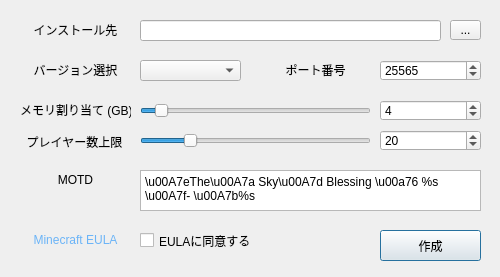
This is server.ui in 0kq-github/TSBTools as Qt 5 draws it before an edit. The edited form follows.
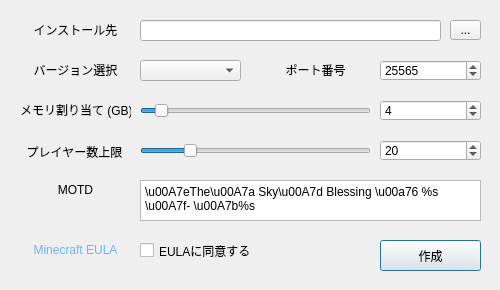
This is the edited form.

```diff
--- a/server.ui
+++ b/server.ui
@@ -7,9 +7,27 @@
     <x>0</x>
     <y>0</y>
     <width>500</width>
-    <height>277</height>
+    <height>290</height>
    </rect>
   </property>
+  <property name="sizePolicy">
+   <sizepolicy hsizetype="Fixed" vsizetype="Fixed">
+    <horstretch>0</horstretch>
+    <verstretch>0</verstretch>
+   </sizepolicy>
+  </property>
+  <property name="minimumSize">
+   <size>
+    <width>500</width>
+    <height>290</height>
+   </size>
+  </property>
+  <property name="maximumSize">
+   <size>
+    <width>500</width>
+    <height>290</height>
+   </size>
+  </property>
   <property name="windowTitle">
    <string>Dialog</string>
   </property>
@@ -153,7 +171,7 @@
    <property name="geometry">
     <rect>
      <x>140</x>
-     <y>230</y>
+     <y>240</y>
      <width>111</width>
      <height>21</height>
     </rect>
@@ -172,7 +190,7 @@
    <property name="geometry">
     <rect>
      <x>380</x>
-     <y>230</y>
+     <y>240</y>
      <width>101</width>
      <height>31</height>
     </rect>
@@ -185,7 +203,7 @@
    <property name="geometry">
     <rect>
      <x>19</x>
-     <y>132</y>
+     <y>142</y>
      <width>111</width>
      <height>21</height>
     </rect>
@@ -198,7 +216,7 @@
    <property name="geometry">
     <rect>
      <x>140</x>
-     <y>130</y>
+     <y>140</y>
      <width>231</width>
      <height>22</height>
     </rect>
@@ -217,7 +235,7 @@
    <property name="geometry">
     <rect>
      <x>380</x>
-     <y>130</y>
+     <y>140</y>
      <width>101</width>
      <height>21</height>
     </rect>
@@ -233,7 +251,7 @@
    <property name="geometry">
     <rect>
      <x>20</x>
-     <y>230</y>
+     <y>240</y>
      <width>111</width>
      <height>21</height>
     </rect>
@@ -249,7 +267,7 @@
    <property name="geometry">
     <rect>
      <x>20</x>
-     <y>170</y>
+     <y>180</y>
      <width>111</width>
      <height>21</height>
     </rect>
@@ -262,18 +280,17 @@
    <property name="geometry">
     <rect>
      <x>140</x>
-     <y>170</y>
+     <y>180</y>
      <width>341</width>
      <height>41</height>
     </rect>
    </property>
    <property name="html">
     <string>&lt;!DOCTYPE HTML PUBLIC &quot;-//W3C//DTD HTML 4.0//EN&quot; &quot;http://www.w3.org/TR/REC-html40/strict.dtd&quot;&gt;
-&lt;html&gt;&lt;head&gt;&lt;meta name=&quot;qrichtext&quot; content=&quot;1&quot; /&gt;&lt;meta charset=&quot;utf-8&quot; /&gt;&lt;style type=&quot;text/css&quot;&gt;
+&lt;html&gt;&lt;head&gt;&lt;meta name=&quot;qrichtext&quot; content=&quot;1&quot; /&gt;&lt;style type=&quot;text/css&quot;&gt;
 p, li { white-space: pre-wrap; }
-hr { height: 1px; border-width: 0; }
-&lt;/style&gt;&lt;/head&gt;&lt;body style=&quot; font-family:'Yu Gothic UI'; font-size:9pt; font-weight:400; font-style:normal;&quot;&gt;
-&lt;p style=&quot; margin-top:0px; margin-bottom:0px; margin-left:0px; margin-right:0px; -qt-block-indent:0; text-indent:0px;&quot;&gt;&lt;span style=&quot; font-family:'MS UI Gothic';&quot;&gt;\u00A7eThe\u00A7a Sky\u00A7d Blessing \u00a76 %s \u00A7f- \u00A7b%s&lt;/span&gt;&lt;/p&gt;&lt;/body&gt;&lt;/html&gt;</string>
+&lt;/style&gt;&lt;/head&gt;&lt;body style=&quot; font-family:'MS UI Gothic'; font-size:9pt; font-weight:400; font-style:normal;&quot;&gt;
+&lt;p style=&quot; margin-top:0px; margin-bottom:0px; margin-left:0px; margin-right:0px; -qt-block-indent:0; text-indent:0px;&quot;&gt;\u00A7eThe\u00A7a Sky\u00A7d Blessing \u00a76 %s \u00A7f- \u00A7b%s&lt;/p&gt;&lt;/body&gt;&lt;/html&gt;</string>
    </property>
    <property name="acceptRichText">
     <bool>false</bool>
```
